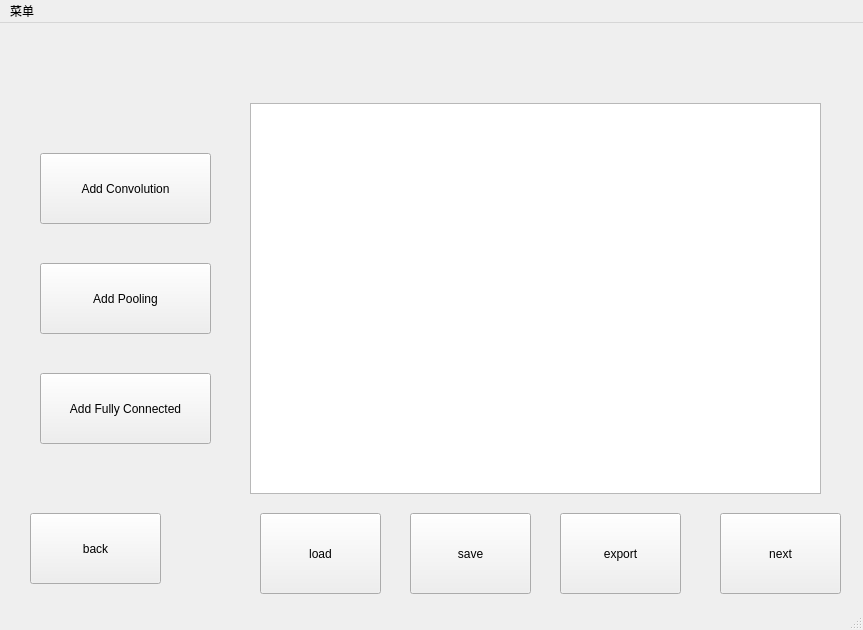
k3bluesky/CV_toolBox, file GUI/design.ui: the form before one commit.
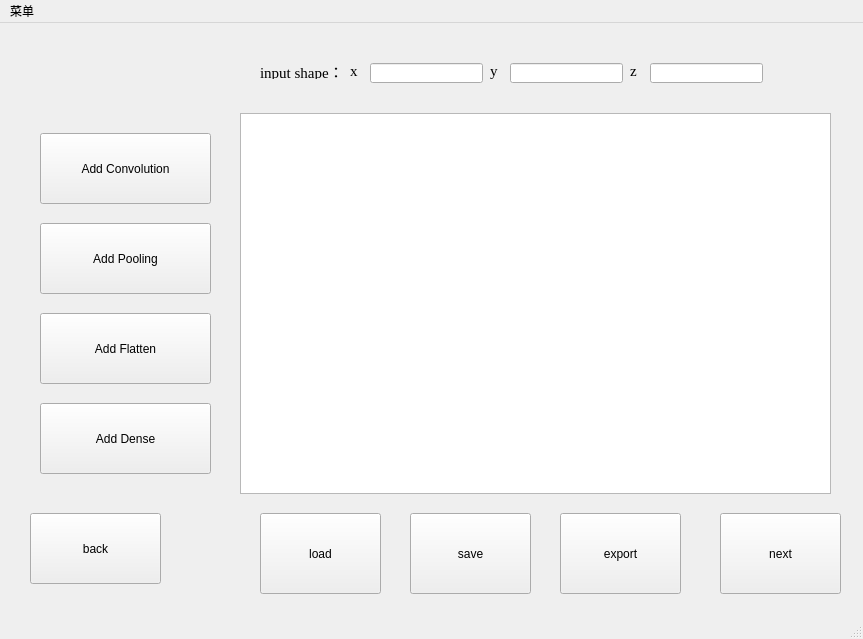
The form after the commit.

Commit message: 完成编写design模块和train模块的功能

What changed in the file:
```diff
--- a/GUI/design.ui
+++ b/GUI/design.ui
@@ -7,7 +7,7 @@
     <x>0</x>
     <y>0</y>
     <width>863</width>
-    <height>630</height>
+    <height>639</height>
    </rect>
   </property>
   <property name="windowTitle">
@@ -44,7 +44,7 @@
     <property name="geometry">
      <rect>
       <x>40</x>
-      <y>130</y>
+      <y>110</y>
       <width>171</width>
       <height>71</height>
      </rect>
@@ -57,7 +57,7 @@
     <property name="geometry">
      <rect>
       <x>40</x>
-      <y>240</y>
+      <y>200</y>
       <width>171</width>
       <height>71</height>
      </rect>
@@ -70,13 +70,13 @@
     <property name="geometry">
      <rect>
       <x>40</x>
-      <y>350</y>
+      <y>380</y>
       <width>171</width>
       <height>71</height>
      </rect>
     </property>
     <property name="text">
-     <string>Add Fully Connected</string>
+     <string>Add Dense</string>
     </property>
    </widget>
    <widget class="QPushButton" name="saveButton">
@@ -121,13 +121,132 @@
    <widget class="QListWidget" name="listWidget">
     <property name="geometry">
      <rect>
-      <x>250</x>
-      <y>80</y>
-      <width>571</width>
-      <height>391</height>
+      <x>240</x>
+      <y>90</y>
+      <width>591</width>
+      <height>381</height>
      </rect>
     </property>
    </widget>
+   <widget class="QLabel" name="inputShaplabel">
+    <property name="geometry">
+     <rect>
+      <x>260</x>
+      <y>40</y>
+      <width>151</width>
+      <height>16</height>
+     </rect>
+    </property>
+    <property name="font">
+     <font>
+      <family>Times New Roman</family>
+      <pointsize>11</pointsize>
+     </font>
+    </property>
+    <property name="text">
+     <string>input shape：</string>
+    </property>
+   </widget>
+   <widget class="QLabel" name="xlabel">
+    <property name="geometry">
+     <rect>
+      <x>350</x>
+      <y>40</y>
+      <width>16</width>
+      <height>16</height>
+     </rect>
+    </property>
+    <property name="font">
+     <font>
+      <family>Times New Roman</family>
+      <pointsize>11</pointsize>
+     </font>
+    </property>
+    <property name="text">
+     <string>x</string>
+    </property>
+   </widget>
+   <widget class="QLineEdit" name="xlineEdit">
+    <property name="geometry">
+     <rect>
+      <x>370</x>
+      <y>40</y>
+      <width>113</width>
+      <height>20</height>
+     </rect>
+    </property>
+   </widget>
+   <widget class="QLineEdit" name="ylineEdit_2">
+    <property name="geometry">
+     <rect>
+      <x>510</x>
+      <y>40</y>
+      <width>113</width>
+      <height>20</height>
+     </rect>
+    </property>
+   </widget>
+   <widget class="QLabel" name="ylabel_3">
+    <property name="geometry">
+     <rect>
+      <x>490</x>
+      <y>40</y>
+      <width>16</width>
+      <height>16</height>
+     </rect>
+    </property>
+    <property name="font">
+     <font>
+      <family>Times New Roman</family>
+      <pointsize>11</pointsize>
+     </font>
+    </property>
+    <property name="text">
+     <string>y</string>
+    </property>
+   </widget>
+   <widget class="QLineEdit" name="zlineEdit_3">
+    <property name="geometry">
+     <rect>
+      <x>650</x>
+      <y>40</y>
+      <width>113</width>
+      <height>20</height>
+     </rect>
+    </property>
+   </widget>
+   <widget class="QLabel" name="zlabel_4">
+    <property name="geometry">
+     <rect>
+      <x>630</x>
+      <y>40</y>
+      <width>16</width>
+      <height>16</height>
+     </rect>
+    </property>
+    <property name="font">
+     <font>
+      <family>Times New Roman</family>
+      <pointsize>11</pointsize>
+     </font>
+    </property>
+    <property name="text">
+     <string>z</string>
+    </property>
+   </widget>
+   <widget class="QPushButton" name="flattenButton">
+    <property name="geometry">
+     <rect>
+      <x>40</x>
+      <y>290</y>
+      <width>171</width>
+      <height>71</height>
+     </rect>
+    </property>
+    <property name="text">
+     <string>Add Flatten</string>
+    </property>
+   </widget>
   </widget>
   <widget class="QMenuBar" name="menubar">
    <property name="geometry">
```
The commit also changes 9 other files.
